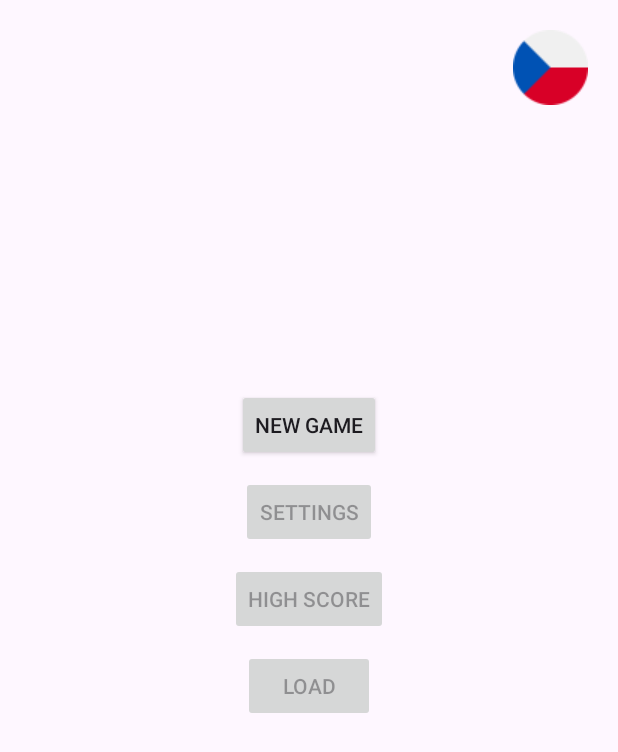
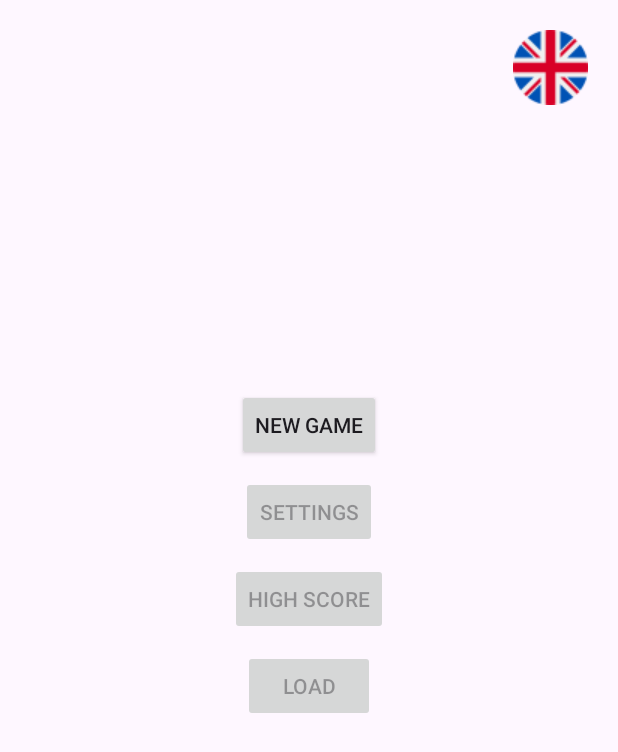
Before and after one commit to MichalLastovka/TheHangman, an Android app: the screen it shows after launch (Menu), after a tap on an icon or button, on a phone screen of 412 x 824 dp. Shown: the top 752 px of the screen. Run offline under Robolectric (Android 15) with nearby library versions, the phone set to English and light mode, and no system bars.

Commit message:
New icon

```diff
--- a/app/src/main/java/eu/example/thehangman/Game.kt
+++ b/app/src/main/java/eu/example/thehangman/Game.kt
@@ -136,7 +136,7 @@ class Game : AppCompatActivity() {
             }
             if ("❤️" !in lifeCounterTv.text){
                 val secretRevealLoss = lossDialog.findViewById<TextView>(R.id.secretRevealLoss)
-                val revealText = "The word you were looking for was:\n\n$secret"
+                val revealText = "${getString(R.string.secret_reveal)}\n\n$secret"
                 secretRevealLoss.text = revealText
                 handler.removeCallbacks(runnable)
                 isRunning = false
@@ -150,7 +150,7 @@ class Game : AppCompatActivity() {
                 isRunning = false
                 val timer = findViewById<TextView>(R.id.timer)
                 val seconds = timerSeconds % 60
-                val revealText = "The word is truly:\n$secret\n\nTotal time:\n${timer.text}\n\nYour score is:\n${countScore(seconds, setDifficulty(), setLength(), lifeCount).toString()}"
+                val revealText = "${getString(R.string.you_win_reveal)}\n$secret\n\n${getString(R.string.total_time)}\n${timer.text}\n\n${getString(R.string.your_score_is)}\n${countScore(seconds, setDifficulty(), setLength(), lifeCount).toString()}"
                 secretRevealWin.text = revealText
                 val fanfareSound = MediaPlayer.create(this, R.raw.fanfare)
                 fanfareSound.start()
--- a/app/src/main/java/eu/example/thehangman/Menu.kt
+++ b/app/src/main/java/eu/example/thehangman/Menu.kt
@@ -21,14 +21,12 @@ class Menu : AppCompatActivity() {
             val intent = Intent(this, GameSettings::class.java)
             startActivity(intent)
         }
-
+        setFlag()
         val languageButton = findViewById<AppCompatImageButton>(R.id.language)
-        println(resources.configuration.locales.get(0))
 
         languageButton.setOnClickListener{
-            println(Locale.getDefault().displayLanguage)
             var locale : Locale
-            if (resources.configuration.locales.get(0) == Locale("en")){
+            if (resources.configuration.locales.get(0).toString() == "en" || resources.configuration.locales.get(0).toString() == "en_US"){
                 locale = Locale("cs")
                 var res = resources
                 var dm = res.displayMetrics
@@ -37,7 +35,6 @@ class Menu : AppCompatActivity() {
                 res.updateConfiguration(conf, dm)
                 var refresh = Intent(Menu@this, Menu::class.java)
                 startActivity(refresh)
-                languageButton.setImageResource(R.drawable.eng)
             }else{
                 languageButton.setImageResource(R.drawable.cze)
                 locale = Locale("en")
@@ -48,8 +45,16 @@ class Menu : AppCompatActivity() {
                 res.updateConfiguration(conf, dm)
                 var refresh = Intent(Menu@this, Menu::class.java)
                 startActivity(refresh)
-                languageButton.setImageResource(R.drawable.cze)
             }
         }
     }
+    @RequiresApi(Build.VERSION_CODES.N)
+    fun setFlag(){
+        val languageButton = findViewById<AppCompatImageButton>(R.id.language)
+        if (resources.configuration.locales.get(0).toString() == "cs"){
+            languageButton.setImageResource(R.drawable.eng)
+        }else{
+            languageButton.setImageResource(R.drawable.cze)
+        }
+    }
 }
--- a/app/src/main/res/values/strings.xml
+++ b/app/src/main/res/values/strings.xml
@@ -55,4 +55,6 @@
     <string name="diff_easy">Easy</string>
     <string name="diff_medium">Medium</string>
     <string name="diff_hard">Hard</string>
+    <string name="total_time">Total time:</string>
+    <string name="your_score_is">Your score is:</string>
 </resources>
```
Also changed, not shown: 1 other file.
